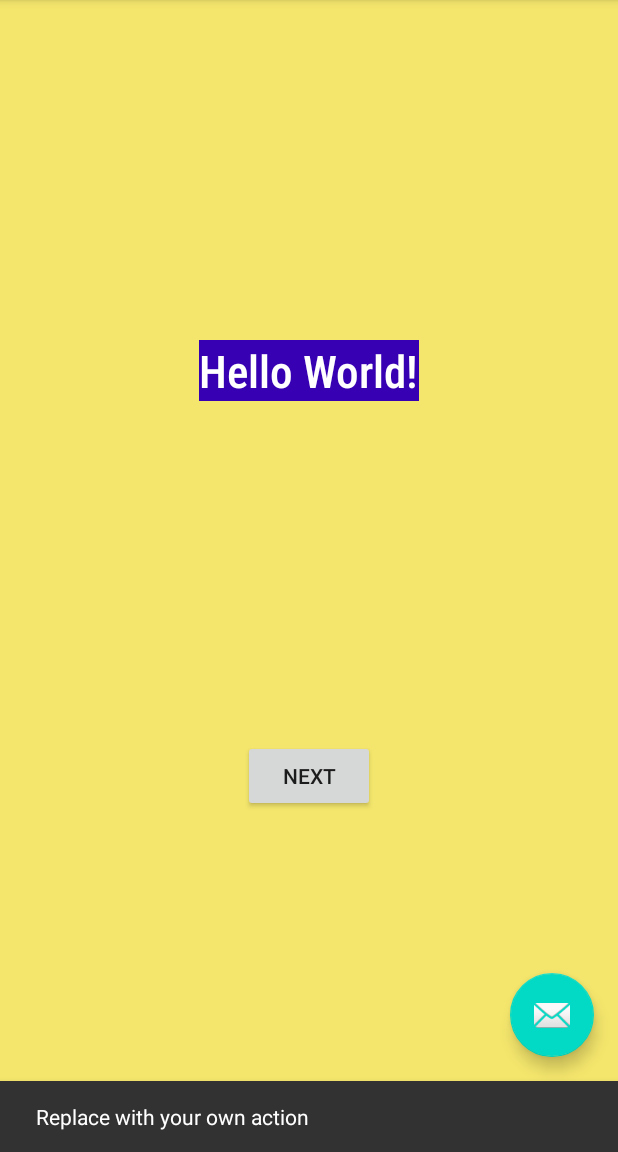
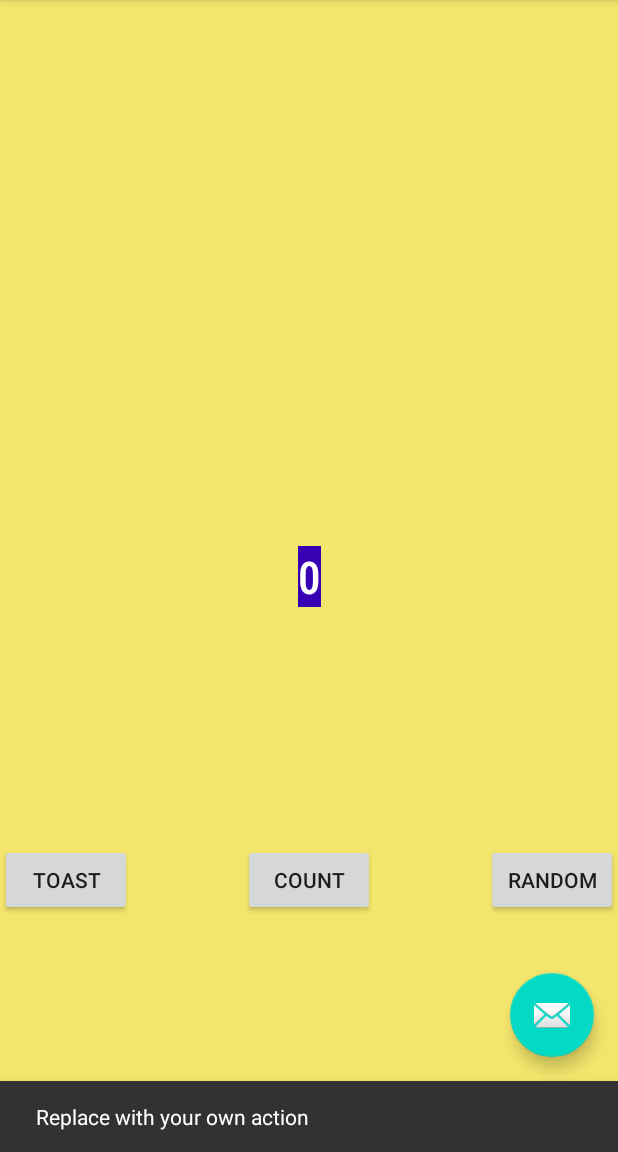
Before and after one commit to mararosa/Android-App---random-number, an Android app: the screen it shows after launch (MainActivity), after a tap on an icon or button, on a phone screen of 412 x 824 dp, the part 84-1236 px from its top. Run offline under Robolectric (Android 15) with nearby library versions, the phone set to English and light mode, and no system bars.

Commit message:
Add views and constraints

```diff
--- a/app/src/main/java/com/codelab/codelabfirstproject/FirstFragment.java
+++ b/app/src/main/java/com/codelab/codelabfirstproject/FirstFragment.java
@@ -23,7 +23,7 @@ public class FirstFragment extends Fragment {
     public void onViewCreated(@NonNull View view, Bundle savedInstanceState) {
         super.onViewCreated(view, savedInstanceState);
 
-        view.findViewById(R.id.button_first).setOnClickListener(new View.OnClickListener() {
+        view.findViewById(R.id.random_button).setOnClickListener(new View.OnClickListener() {
             @Override
             public void onClick(View view) {
                 NavHostFragment.findNavController(FirstFragment.this)
--- a/app/src/main/res/layout/fragment_first.xml
+++ b/app/src/main/res/layout/fragment_first.xml
@@ -13,22 +13,41 @@
         android:layout_height="wrap_content"
         android:background="@color/colorPrimaryDark"
         android:fontFamily="sans-serif-condensed-light"
-        android:text="@string/hello_first_fragment"
+        android:text="0"
         android:textColor="@android:color/white"
         android:textSize="30sp"
         android:textStyle="bold"
-        app:layout_constraintBottom_toTopOf="@id/button_first"
+        app:layout_constraintBottom_toBottomOf="parent"
         app:layout_constraintEnd_toEndOf="parent"
         app:layout_constraintStart_toStartOf="parent"
         app:layout_constraintTop_toTopOf="parent" />
 
     <Button
-        android:id="@+id/button_first"
+        android:id="@+id/random_button"
         android:layout_width="wrap_content"
         android:layout_height="wrap_content"
-        android:text="@string/next"
+        android:text="@string/random_button_text"
         app:layout_constraintBottom_toBottomOf="parent"
         app:layout_constraintEnd_toEndOf="parent"
+        app:layout_constraintTop_toBottomOf="@+id/textview_first" />
+
+    <Button
+        android:id="@+id/toast_button"
+        android:layout_width="wrap_content"
+        android:layout_height="wrap_content"
+        android:text="@string/toast_button_text"
+        app:layout_constraintBottom_toBottomOf="parent"
         app:layout_constraintStart_toStartOf="parent"
-        app:layout_constraintTop_toBottomOf="@id/textview_first" />
+        app:layout_constraintTop_toBottomOf="@+id/textview_first" />
+
+    <Button
+        android:id="@+id/count_button"
+        android:layout_width="wrap_content"
+        android:layout_height="wrap_content"
+        android:text="@string/count_button_text"
+        app:layout_constraintBottom_toBottomOf="parent"
+        app:layout_constraintEnd_toStartOf="@+id/random_button"
+        app:layout_constraintStart_toEndOf="@+id/toast_button"
+        app:layout_constraintTop_toBottomOf="@+id/textview_first" />
+
 </androidx.constraintlayout.widget.ConstraintLayout>
--- a/app/src/main/res/values/strings.xml
+++ b/app/src/main/res/values/strings.xml
@@ -4,9 +4,11 @@
     <!-- Strings used for fragments for navigation -->
     <string name="first_fragment_label">First Fragment</string>
     <string name="second_fragment_label">Second Fragment</string>
-    <string name="next">Next</string>
     <string name="previous">Previous</string>
 
     <string name="hello_first_fragment">Hello World!</string>
     <string name="hello_second_fragment">Hello second fragment. Arg: %1$s</string>
+    <string name="toast_button_text">Toast</string>
+    <string name="random_button_text">Random</string>
+    <string name="count_button_text">Count</string>
 </resources>
```
